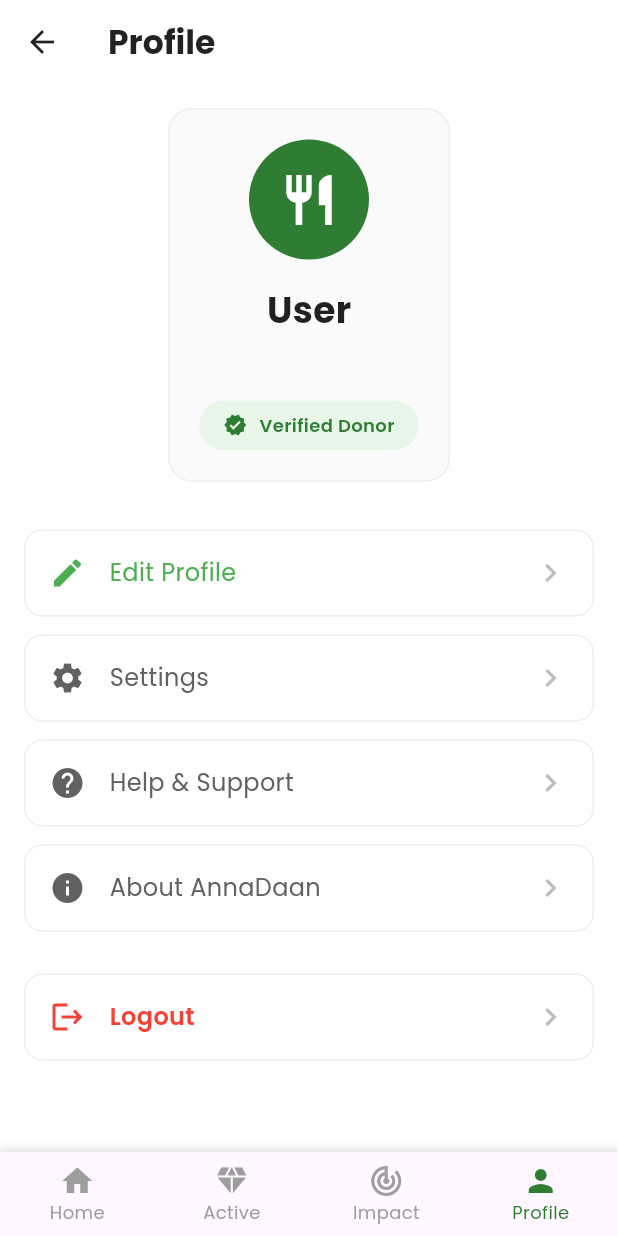
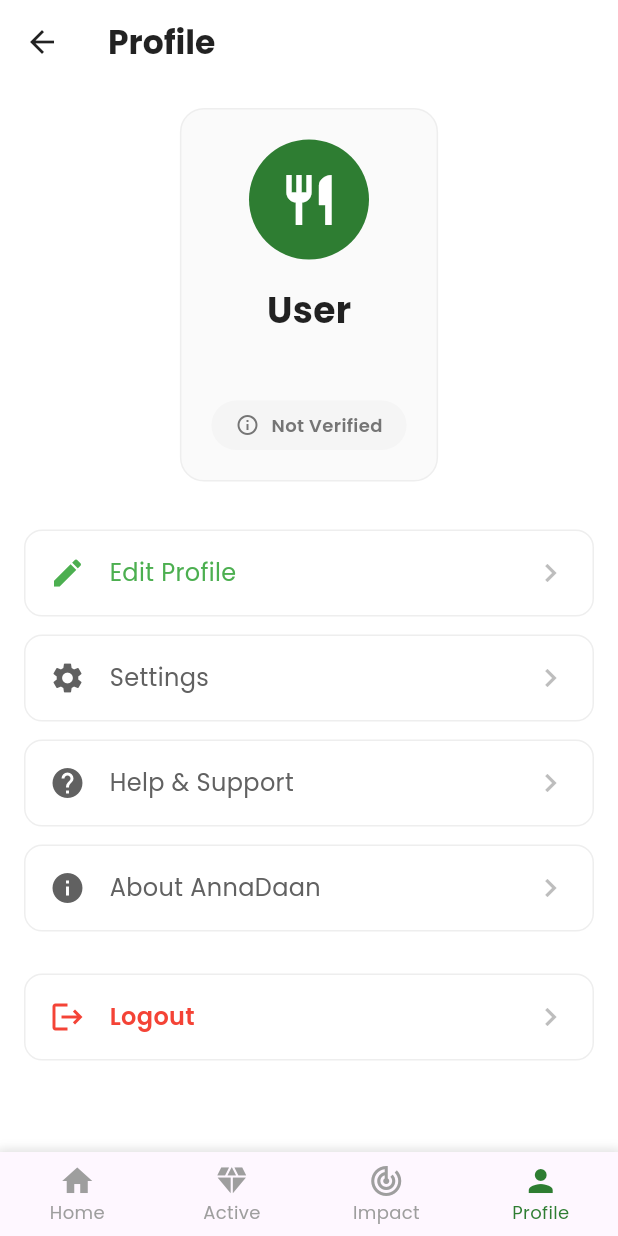
Before and after one commit to Rohan-shah1/AnnaDaan_Flutter, a Flutter app: the ProfileScreen screen opened by its route, on a phone screen of 412 x 824 dp. Run offline on Flutter 3.47's test engine with Material 3 defaults, Android fonts, the phone set to English and light mode, and no system bars; our stand-ins replace file_picker, geocoding, geolocator, google_fonts, google_maps_flutter, google_sign_in and 2 more; accounts and stored records are empty; network calls fail.

Commit message:
Fix: Add document deletion, DOCX support, and dynamic verification badges

```diff
--- a/lib/services/api_service.dart
+++ b/lib/services/api_service.dart
@@ -287,8 +287,14 @@ class ApiService with ChangeNotifier {
         mediaType = MediaType('image', 'jpeg');
       } else if (extension == 'png') {
         mediaType = MediaType('image', 'png');
+      } else if (extension == 'gif') {
+        mediaType = MediaType('image', 'gif');
       } else if (extension == 'pdf') {
         mediaType = MediaType('application', 'pdf');
+      } else if (extension == 'docx') {
+        mediaType = MediaType('application', 'vnd.openxmlformats-officedocument.wordprocessingml.document');
+      } else if (extension == 'doc') {
+        mediaType = MediaType('application', 'msword');
       } else {
         mediaType = MediaType('application', 'octet-stream');
       }
--- a/lib/views/pages/profile_screen.dart
+++ b/lib/views/pages/profile_screen.dart
@@ -144,32 +144,75 @@ class _ProfileScreenState extends State<ProfileScreen> {
           ),
           SizedBox(height: 16),
 
-          // Badge
-          Container(
+          // Verification Badge - Dynamic based on status
+          _buildVerificationBadge(userType),
+        ],
+      ),
+    );
+  }
+
+  Widget _buildVerificationBadge(String userType) {
+    final verificationStatus = _userProfile?['verificationStatus'];
+
+    // Determine badge color, icon, and text based on status
+    Color badgeColor;
+    Color backgroundColor;
+    IconData icon;
+    String text;
+
+    switch (verificationStatus) {
+      case 'approved':
+      case 'verified':
+        // Verified status - green
+        badgeColor = Color(0xFF2E7D32);
+        backgroundColor = Color(0xFFE8F5E9);
+        icon = Icons.verified;
+        text = 'Verified ${userType == 'donor' ? 'Donor' : 'Receiver'}';
+        break;
+      case 'pending':
+        // Pending status - orange/amber
+        badgeColor = Color(0xFFF57C00);
+        backgroundColor = Color(0xFFFFF3E0);
+        icon = Icons.hourglass_empty;
+        text = 'Verification Pending';
+        break;
+      case 'rejected':
+        // Rejected status - red
+        badgeColor = Color(0xFFD32F2F);
+        backgroundColor = Color(0xFFFFEBEE);
+        icon = Icons.cancel;
+        text = 'Verification Required';
+        break;
+      default:
+        // No verification document or null status - grey
+        badgeColor = Colors.grey.shade600;
+        backgroundColor = Colors.grey.shade100;
+        icon = Icons.info_outline;
+        text = 'Not Verified';
+    }
+
+    return Container(
       padding: EdgeInsets.symmetric(horizontal: 16, vertical: 8),
       decoration: BoxDecoration(
-              color: Color(0xFFE8F5E9),
+        color: backgroundColor,
         borderRadius: BorderRadius.circular(20),
       ),
       child: Row(
         mainAxisSize: MainAxisSize.min,
         children: [
           Icon(
-                  Icons.verified,
-                  color: Color(0xFF2E7D32),
+            icon,
+            color: badgeColor,
             size: 16,
           ),
           SizedBox(width: 8),
           Text(
-                  'Verified ${userType == 'donor' ? 'Donor' : 'Receiver'}',
+            text,
             style: TextStyle(
-                    color: Color(0xFF2E7D32),
+              color: badgeColor,
               fontWeight: FontWeight.w600,
               fontSize: 12,
               fontFamily: 'Poppins',
-                  ),
-                ),
-              ],
             ),
           ),
         ],
```
Also changed, not shown: lib/views/pages/edit_profile_screen.dart (+76 -3 lines). Lines whose indentation alone changed are shown as unchanged.
